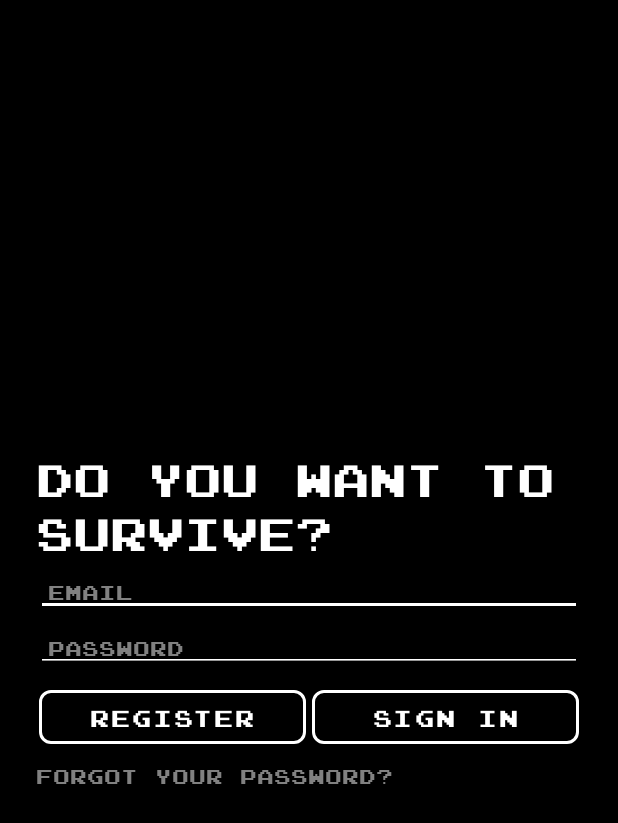
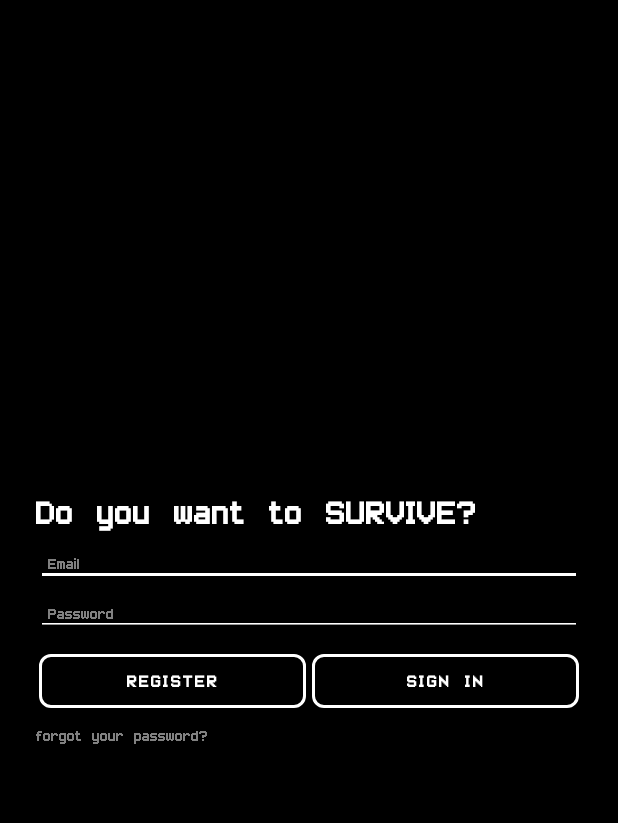
Before and after one commit to guybloo/Apoc, an Android app: the screen it shows after launch (Registration), on a phone screen of 412 x 824 dp. Shown: the top 823 px of the screen. Run offline under Robolectric (Android 15) with nearby library versions, the phone set to English and light mode, and no system bars; our stand-ins replace Firebase (no records; nobody signed in at launch, a user with empty details on screens opened directly).

```diff
--- a/app/src/main/res/values/styles.xml
+++ b/app/src/main/res/values/styles.xml
@@ -7,7 +7,7 @@
         <item name="colorPrimaryDark">@color/colorPrimaryDark</item>
         <item name="android:windowBackground">@color/colorAccent</item>
         <item name="colorAccent">@color/colorAccent</item>
-        <item name="android:fontFamily">@font/joystix</item>
+        <item name="android:fontFamily">@font/smallpixel</item>
         <item name="android:textColor">@color/colorPrimary</item>
         <item name="windowActionBar">false</item>
         <item name="windowNoTitle">true</item>
```
Also changed, not shown: app/src/main/res/font/smallpixel.ttf (added).
